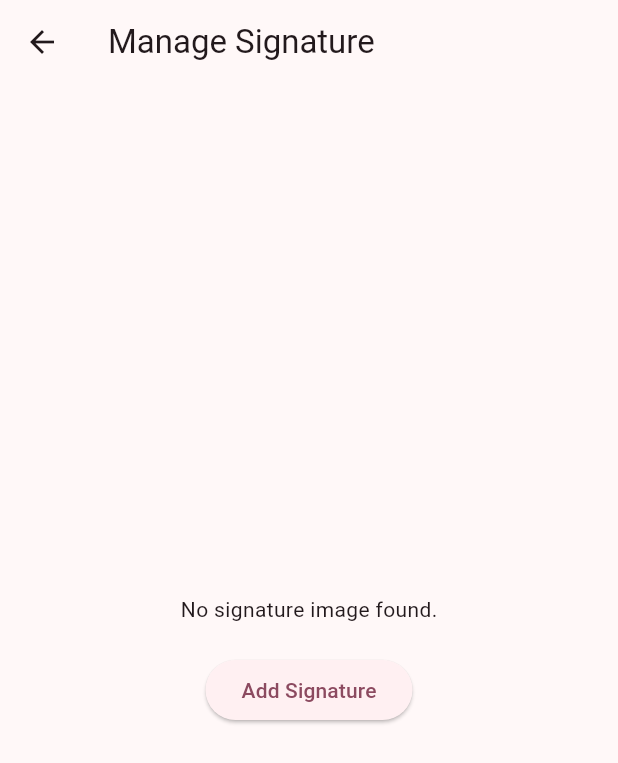
After one commit to mamin144/paper-auto, a Flutter app: the SignatureScreen screen opened directly, after a tap on "Add Signature", on a phone screen of 412 x 824 dp. The commit adds this screen. Shown: the top 763 px of the screen. Run offline on Flutter 3.47's test engine with Material 3 defaults, Android fonts, the light colour scheme and no system bars; our stand-ins replace cloud_firestore, dio, firebase_auth, firebase_core, firebase_storage, flutter_dotenv and 5 more; missing offline and left inert: flutter_pdfview; accounts and stored records are empty.

Commit message:
Add signature management feature and update PDF generation
- Introduced a new SignatureScreen for users to manage their signature images.
- Updated IREditScreen and MIREditScreen to include signature image handling during PDF generation.
- Enhanced error handling and user feedback with SnackBars for various actions.
- Refactored code to improve readability and maintainability, including consistent use of context in ScaffoldMessenger.
- Updated ReportService to support optional signature images in PDF generation for both MIR and IR reports.

```diff
--- /dev/null
+++ b/lib/screens/signature_screen.dart
@@ -0,0 +1,128 @@
+import 'dart:io';
+import 'package:flutter/material.dart';
+import 'package:image_picker/image_picker.dart';
+import 'package:path_provider/path_provider.dart';
+import 'package:path/path.dart';
+
+class SignatureScreen extends StatefulWidget {
+  const SignatureScreen({Key? key}) : super(key: key);
+
+  @override
+  _SignatureScreenState createState() => _SignatureScreenState();
+}
+
+class _SignatureScreenState extends State<SignatureScreen> {
+  File? _signatureImage;
+  final ImagePicker _picker = ImagePicker();
+  final String _signatureFileName = 'signature.png'; // Define a fixed filename
+
+  @override
+  void initState() {
+    super.initState();
+    _loadSignatureImage(); // Load the image when the screen initializes
+  }
+
+  Future<void> _loadSignatureImage() async {
+    try {
+      final directory = await getApplicationDocumentsDirectory();
+      final imagePath = join(directory.path, _signatureFileName);
+      final file = File(imagePath);
+      if (await file.exists()) {
+        setState(() {
+          _signatureImage = file;
+        });
+      }
+    } catch (e) {
+      print('Error loading signature image: $e');
+    }
+  }
+
+  Future<void> _pickSignatureImage() async {
+    final pickedFile = await _picker.pickImage(source: ImageSource.gallery);
+
+    if (pickedFile != null) {
+      final File imageFile = File(pickedFile.path);
+      await _saveSignatureImage(imageFile); // Save the new image
+    }
+  }
+
+  Future<void> _saveSignatureImage(File imageFile) async {
+    if (!mounted) return; // Check if the widget is still mounted
+    final scaffoldMessenger = ScaffoldMessenger.of(this.context);
+    try {
+      final directory = await getApplicationDocumentsDirectory();
+      final localPath = join(directory.path, _signatureFileName);
+      final localImage = await imageFile.copy(localPath);
+      setState(() {
+        _signatureImage = localImage;
+      });
+      scaffoldMessenger.showSnackBar(
+        SnackBar(content: Text('Signature saved successfully!')),
+      );
+    } catch (e) {
+      print('Error saving signature image: $e');
+      scaffoldMessenger.showSnackBar(
+        SnackBar(content: Text('Failed to save signature.')),
+      );
+    }
+  }
+
+  Future<void> _deleteSignatureImage() async {
+    if (!mounted) return; // Check if the widget is still mounted
+    final scaffoldMessenger = ScaffoldMessenger.of(this.context);
+    try {
+      final directory = await getApplicationDocumentsDirectory();
+      final imagePath = join(directory.path, _signatureFileName);
+      final file = File(imagePath);
+      if (await file.exists()) {
+        await file.delete();
+        setState(() {
+          _signatureImage = null;
+        });
+        scaffoldMessenger.showSnackBar(
+          SnackBar(content: Text('Signature deleted successfully!')),
+        );
+      }
+    } catch (e) {
+      print('Error deleting signature image: $e');
+      scaffoldMessenger.showSnackBar(
+        SnackBar(content: Text('Failed to delete signature.')),
+      );
+    }
+  }
+
+  @override
+  Widget build(BuildContext ctx) {
+    return Scaffold(
+      appBar: AppBar(
+        title: const Text('Manage Signature'),
+      ),
+      body: Center(
+        child: Column(
+          mainAxisAlignment: MainAxisAlignment.center,
+          children: <Widget>[
+            _signatureImage == null
+                ? const Text('No signature image found.')
+                : Image.file(
+                    _signatureImage!,
+                    height: 200,
+                  ),
+            SizedBox(height: 20),
+            ElevatedButton(
+              onPressed: _pickSignatureImage,
+              child: Text(_signatureImage == null ? 'Add Signature' : 'Change Signature'),
+            ),
+            if (_signatureImage != null)
+              SizedBox(height: 10),
+            if (_signatureImage != null)
+              ElevatedButton(
+                onPressed: _deleteSignatureImage,
+                style: ElevatedButton.styleFrom(backgroundColor: Colors.red), // Highlight delete button
+                child: Text('Delete Signature'),
+              ),
+          ],
+        ),
+      ),
+    );
+  }
+}
```
Also changed, not shown: lib/screens/ir_edit_screen.dart (+41 -28 lines), lib/screens/mir_edit_screen.dart (+41 -28 lines), lib/services/report_service.dart (+33 -10 lines), lib/widget/HomeDrawer.dart (+20 -0 lines).
